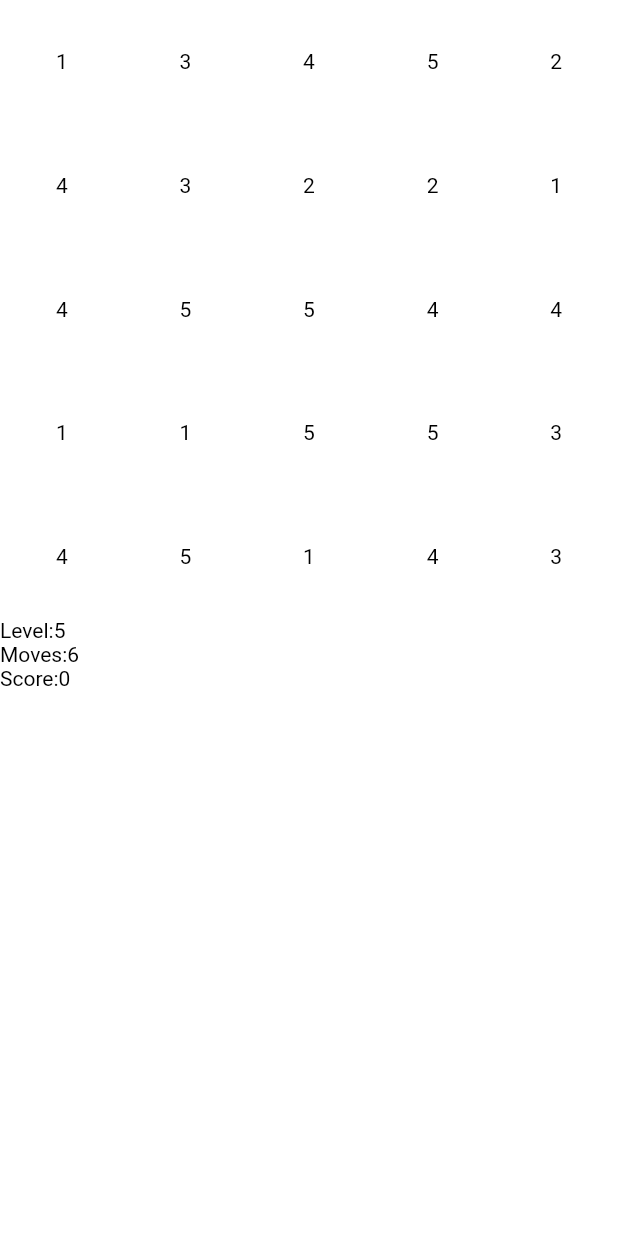
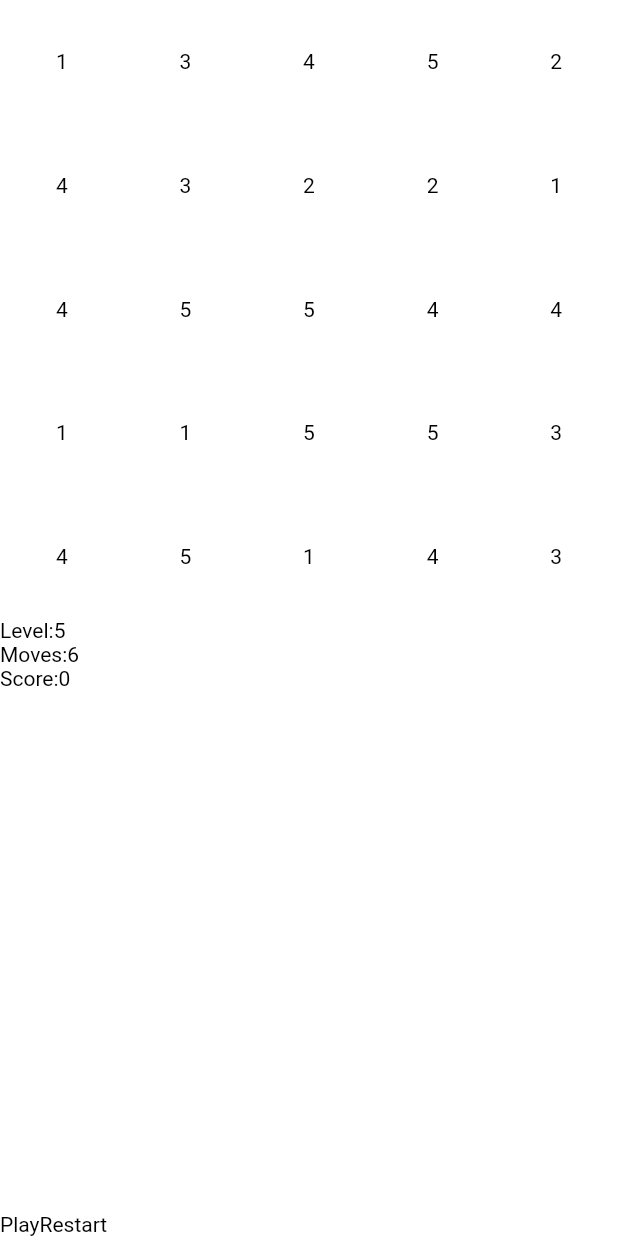
Before and after one commit to dstelljes/sequences, a Flutter app: the screen it shows after launch, on a phone screen of 412 x 824 dp. Run offline on Flutter 3.47's test engine with Material 2 defaults, Android fonts, the phone set to English and light mode, and no system bars.

Commit message:
Add play/restart buttons.

```diff
--- a/lib/layout.dart
+++ b/lib/layout.dart
@@ -157,6 +157,24 @@ class _GameWidgetState extends State<GameWidget> {
               score: _game.score,
               scoreDelta: _game.preview?.score,
             ),
+            new Row(
+              children: [
+                GestureDetector(
+                  child: Text("Play"),
+                  onTap: () => setState(() {
+                    if (_game.preview != null) {
+                      _game.play();
+                    }
+                  }),
+                ),
+                GestureDetector(
+                  child: Text("Restart"),
+                  onTap: () => setState(() {
+                    _game = Game();
+                  }),
+                ),
+              ]
+            )
           ];
 
           return orientation == Orientation.portrait
```
